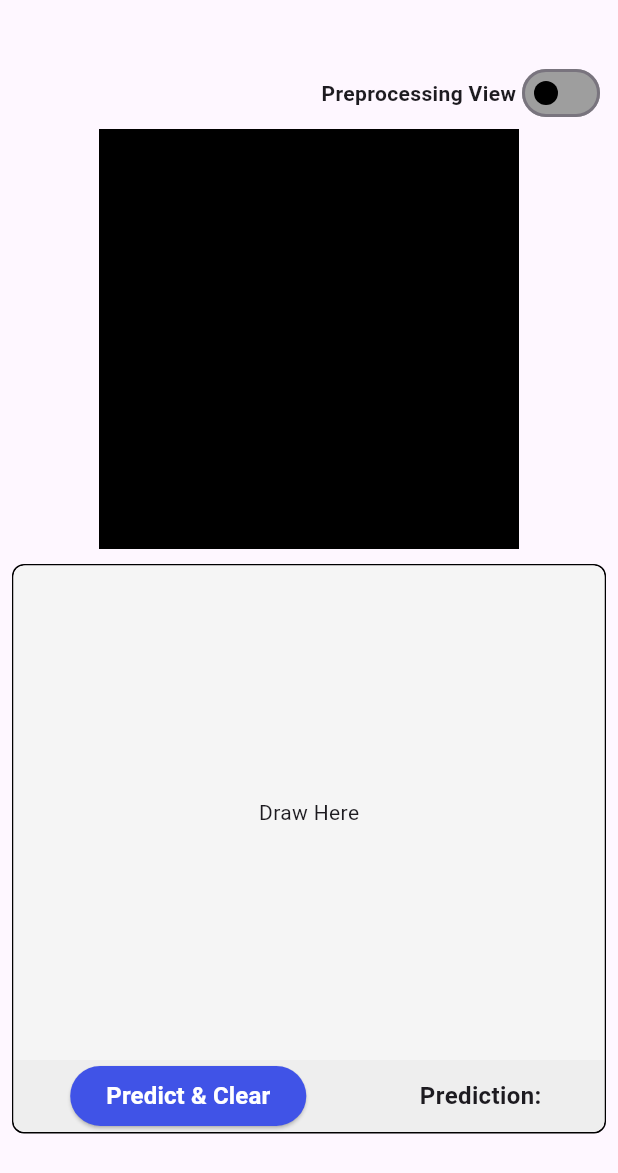
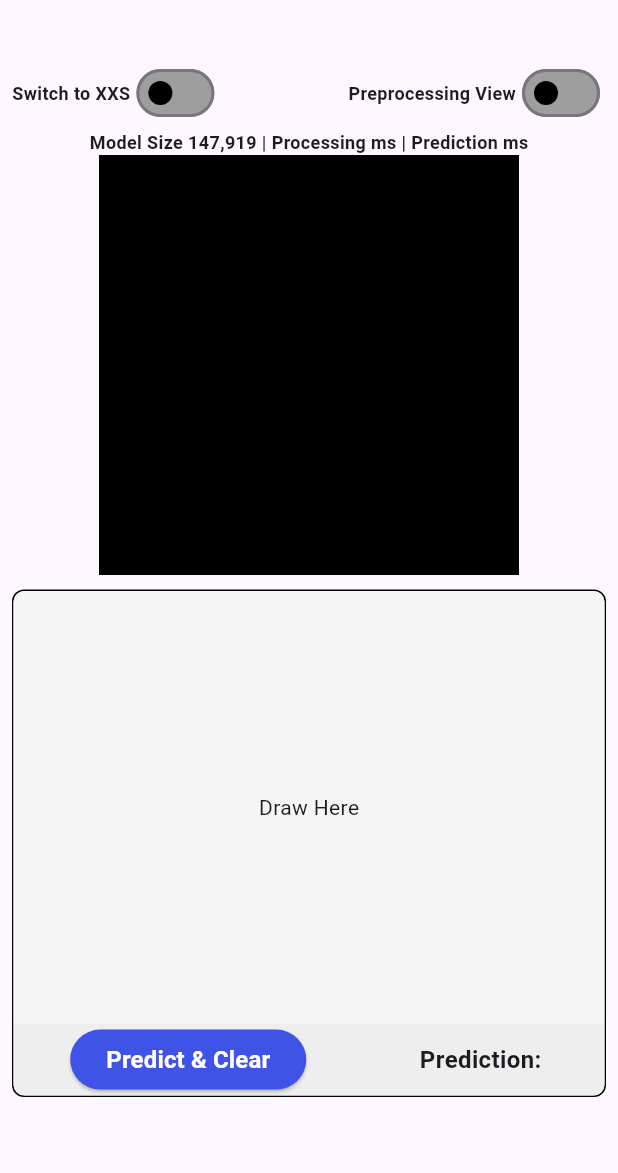
Before and after one commit to luhouyang/tflite_ocr, a Flutter app: the screen it shows after launch, on a phone screen of 412 x 824 dp. Shown: the top 1173 px of the screen. Run offline on Flutter 3.47's test engine with Material 3 defaults, Android fonts, the phone set to English and light mode, and no system bars; missing offline and left inert: tflite_flutter.

Commit message:
added xxs

```diff
--- a/lib/pages/drawing_pad.dart
+++ b/lib/pages/drawing_pad.dart
@@ -22,9 +22,13 @@ class _DrawingPadState extends State<DrawingPad> {
 
   final GlobalKey _repaintKey = GlobalKey();
 
+  bool _xxsModel = false;
+  List<String> modelPaths = ['assets/ocr_model_q.tflite', 'assets/quantized_model_xxs.tflite'];
+  String predictionTime = "";
+
   Future<String> predict(input) async {
-    final interpreter =
-        await tfl.Interpreter.fromAsset('assets/ocr_model_q.tflite');
+    // change model based on switch
+    final interpreter = await tfl.Interpreter.fromAsset(modelPaths[_xxsModel ? 1 : 0]);
 
     // List<List<List<List<double>>>> input = StaticData().input;
     List<String> classes = StaticData().classes;
@@ -37,8 +41,7 @@ class _DrawingPadState extends State<DrawingPad> {
     double maxValue = output[0][0];
 
     for (int i = 1; i < output[0].length; i++) {
-      maxValue =
-          math.max(maxValue, output[0][i]); // Use math.max for comparison
+      maxValue = math.max(maxValue, output[0][i]); // Use math.max for comparison
     }
 
     maxIndex = output[0].indexOf(maxValue);
@@ -49,8 +52,7 @@ class _DrawingPadState extends State<DrawingPad> {
   }
 
   // Convert the image to Uint8List
-  Uint8List imageBytes =
-      Uint8List.fromList(img.encodePng(img.Image(width: 28, height: 28)));
+  Uint8List imageBytes = Uint8List.fromList(img.encodePng(img.Image(width: 28, height: 28)));
 
   List<Uint8List> imageListBytes = [
     StaticData().uintImg28_28,
@@ -64,8 +66,11 @@ class _DrawingPadState extends State<DrawingPad> {
   ];
 
   bool _preprocessingView = false;
+  String processingTime = "";
 
   String predTxt = '';
+
+  Stopwatch stopwatch = Stopwatch()..start();
 
   Widget drawingBoard() {
     return SizedBox(
@@ -76,19 +81,14 @@ class _DrawingPadState extends State<DrawingPad> {
         child: GestureDetector(
           onPanUpdate: (details) {
             // check if in boundries
-            if ((details.localPosition.dx <=
-                        MediaQuery.of(context).size.width &&
-                    details.localPosition.dx >= 0) &&
-                (details.localPosition.dy <=
-                        MediaQuery.of(context).size.height * 0.4 &&
-                    details.localPosition.dy >= 0)) {
+            if ((details.localPosition.dx <= MediaQuery.of(context).size.width && details.localPosition.dx >= 0) &&
+                (details.localPosition.dy <= MediaQuery.of(context).size.height * 0.4 && details.localPosition.dy >= 0)) {
               if (points.isEmpty) {
                 setState(() => points.add(details.localPosition));
               } else {
                 if ((points.last - details.localPosition).distance > 30) {
                   setState(() {
-                    points
-                        .addAll([details.localPosition, details.localPosition]);
+                    points.addAll([details.localPosition, details.localPosition]);
                   });
                 } else {
                   setState(() => points.add(details.localPosition));
@@ -110,16 +110,46 @@ class _DrawingPadState extends State<DrawingPad> {
       children: [
         Row(
           mainAxisSize: MainAxisSize.max,
+          mainAxisAlignment: MainAxisAlignment.spaceBetween,
+          children: [
+            Row(
+              mainAxisSize: MainAxisSize.min,
+              mainAxisAlignment: MainAxisAlignment.start,
+              children: [
+                _xxsModel
+                    ? const Text(
+                        "Switch to Normal",
+                        style: TextStyle(fontWeight: ui.FontWeight.bold, fontSize: 12),
+                      )
+                    : const Text(
+                        "Switch to XXS",
+                        style: TextStyle(fontWeight: ui.FontWeight.bold, fontSize: 12),
+                      ),
+                Switch(
+                    value: _xxsModel,
+                    activeColor: const ui.Color.fromARGB(255, 64, 83, 231),
+                    activeTrackColor: Colors.blue[200],
+                    inactiveThumbColor: Colors.black,
+                    inactiveTrackColor: Colors.grey,
+                    onChanged: (bool value) {
+                      setState(() {
+                        _xxsModel = value;
+                      });
+                    }),
+              ],
+            ),
+            Row(
+              mainAxisSize: MainAxisSize.min,
               mainAxisAlignment: MainAxisAlignment.end,
               children: [
                 _preprocessingView
                     ? const Text(
                         "Output View",
-                    style: TextStyle(fontWeight: ui.FontWeight.bold),
+                        style: TextStyle(fontWeight: ui.FontWeight.bold, fontSize: 12),
                       )
                     : const Text(
                         "Preprocessing View",
-                    style: TextStyle(fontWeight: ui.FontWeight.bold),
+                        style: TextStyle(fontWeight: ui.FontWeight.bold, fontSize: 12),
                       ),
                 Switch(
                     value: _preprocessingView,
@@ -134,22 +164,22 @@ class _DrawingPadState extends State<DrawingPad> {
                     }),
               ],
             ),
+          ],
+        ),
+        Text(
+          "Model Size ${_xxsModel ? '13,871' : '147,919'} | Processing ${processingTime}ms | Prediction ${predictionTime}ms",
+          style: const TextStyle(fontWeight: ui.FontWeight.bold, fontSize: 12),
+        ),
         _preprocessingView
             ? Container(
-                decoration: BoxDecoration(
-                    color: Colors.grey,
-                    border: Border.all(color: Colors.black),
-                    borderRadius: BorderRadius.circular(8.0)),
+                decoration: BoxDecoration(color: Colors.grey, border: Border.all(color: Colors.black), borderRadius: BorderRadius.circular(8.0)),
                 height: MediaQuery.of(context).size.height * 0.3,
                 child: GridView.builder(
                   padding: const EdgeInsets.fromLTRB(5, 30, 5, 0),
                   shrinkWrap: true,
                   physics: const NeverScrollableScrollPhysics(),
                   itemCount: imageListBytes.length,
-                  gridDelegate: const SliverGridDelegateWithFixedCrossAxisCount(
-                      crossAxisSpacing: 2,
-                      mainAxisSpacing: 2,
-                      crossAxisCount: 4),
+                  gridDelegate: const SliverGridDelegateWithFixedCrossAxisCount(crossAxisSpacing: 2, mainAxisSpacing: 2, crossAxisCount: 4),
                   itemBuilder: (context, index) {
                     return Image.memory(
                       imageListBytes[index],
@@ -166,18 +196,13 @@ class _DrawingPadState extends State<DrawingPad> {
           height: 10,
         ),
         Container(
-          decoration: BoxDecoration(
-              borderRadius: BorderRadius.circular(8.0),
-              border: Border.all(color: Colors.black)),
+          decoration: BoxDecoration(borderRadius: BorderRadius.circular(8.0), border: Border.all(color: Colors.black)),
           child: Column(
             children: [
               Container(
                 decoration: BoxDecoration(
-                    color: Colors.grey[100],
-                    borderRadius: const BorderRadius.only(
-                        topLeft: Radius.circular(8.0),
-                        topRight: Radius.circular(8.0))),
-                height: MediaQuery.of(context).size.height * 0.4,
+                    color: Colors.grey[100], borderRadius: const BorderRadius.only(topLeft: Radius.circular(8.0), topRight: Radius.circular(8.0))),
+                height: MediaQuery.of(context).size.height * 0.35,
                 child: Stack(
                   children: [
                     Positioned(top: 0, left: 0, child: drawingBoard()),
@@ -191,28 +216,27 @@ class _DrawingPadState extends State<DrawingPad> {
               Container(
                 decoration: BoxDecoration(
                     color: Colors.grey[200],
-                    borderRadius: const BorderRadius.only(
-                        bottomLeft: Radius.circular(8.0),
-                        bottomRight: Radius.circular(8.0))),
+                    borderRadius: const BorderRadius.only(bottomLeft: Radius.circular(8.0), bottomRight: Radius.circular(8.0))),
                 child: Row(
                   mainAxisAlignment: MainAxisAlignment.spaceAround,
                   children: [
                     ElevatedButton(
-                      style: const ButtonStyle(
-                          backgroundColor: WidgetStatePropertyAll(
-                              ui.Color.fromARGB(255, 64, 83, 231))),
+                      style: const ButtonStyle(backgroundColor: WidgetStatePropertyAll(ui.Color.fromARGB(255, 64, 83, 231))),
                       onPressed: () async {
                         if (!_isRunning) {
+                          Duration t1 = stopwatch.elapsed;
                           _isRunning = true;
-                          img.Image processedImage =
-                              await _captureAndPreprocessImage();
-                          List<List<List<List<double>>>> imageArray =
-                              _convertToNormalizedArray(processedImage);
+                          img.Image processedImage = await _captureAndPreprocessImage();
+                          List<List<List<List<double>>>> imageArray = _convertToNormalizedArray(processedImage);
 
-                          imageBytes =
-                              Uint8List.fromList(img.encodePng(processedImage));
+                          imageBytes = Uint8List.fromList(img.encodePng(processedImage));
 
+                          Duration t2 = stopwatch.elapsed;
                           predTxt = await predict(imageArray);
+                          Duration t3 = stopwatch.elapsed;
+
+                          processingTime = (t2 - t1).inMilliseconds.toString();
+                          predictionTime = (t3 - t2).inMilliseconds.toString();
                           // You can now use `processedImage` as needed.
                           setState(() => points.clear());
                           _isRunning = false;
@@ -220,16 +244,12 @@ class _DrawingPadState extends State<DrawingPad> {
                       },
                       child: const Text(
                         'Predict & Clear',
-                        style: TextStyle(
-                            color: Colors.white,
-                            fontSize: 16,
-                            fontWeight: FontWeight.bold),
+                        style: TextStyle(color: Colors.white, fontSize: 16, fontWeight: FontWeight.bold),
                       ),
                     ),
                     Text(
                       "Prediction: $predTxt",
-                      style: const TextStyle(
-                          fontSize: 16, fontWeight: FontWeight.bold),
+                      style: const TextStyle(fontSize: 16, fontWeight: FontWeight.bold),
                     ),
                   ],
                 ),
@@ -243,8 +263,7 @@ class _DrawingPadState extends State<DrawingPad> {
 
   Future<img.Image> _captureAndPreprocessImage() async {
     // Capture the drawing as an image
-    RenderRepaintBoundary boundary =
-        _repaintKey.currentContext!.findRenderObject() as RenderRepaintBoundary;
+    RenderRepaintBoundary boundary = _repaintKey.currentContext!.findRenderObject() as RenderRepaintBoundary;
     ui.Image image = await boundary.toImage(pixelRatio: 3.0);
     ByteData? byteData = await image.toByteData(format: ui.ImageByteFormat.png);
     Uint8List pngBytes = byteData!.buffer.asUint8List();
@@ -273,18 +292,15 @@ class _DrawingPadState extends State<DrawingPad> {
     if (_preprocessingView) imageListBytes[4] = img.encodePng(squareImage);
 
     // Add a 2-pixel border
-    img.Image paddedImage = img.copyResize(squareImage,
-        width: squareImage.width + 4, height: squareImage.height + 4);
+    img.Image paddedImage = img.copyResize(squareImage, width: squareImage.width + 4, height: squareImage.height + 4);
     if (_preprocessingView) imageListBytes[5] = img.encodePng(paddedImage);
 
     // Resize to 28x28
-    img.Image resizedImage = img.copyResize(paddedImage,
-        width: 28, height: 28, interpolation: img.Interpolation.cubic);
+    img.Image resizedImage = img.copyResize(paddedImage, width: 28, height: 28, interpolation: img.Interpolation.cubic);
     if (_preprocessingView) imageListBytes[6] = img.encodePng(resizedImage);
 
     // Normalize to [0, 1]
-    img.Image finalImage =
-        img.adjustColor(resizedImage, contrast: 1.0, brightness: 1.0);
+    img.Image finalImage = img.adjustColor(resizedImage, contrast: 1.0, brightness: 1.0);
     if (_preprocessingView) imageListBytes[7] = img.encodePng(finalImage);
 
     // Convert the final image to a byte array
@@ -318,11 +334,7 @@ class _DrawingPadState extends State<DrawingPad> {
     List<int>? trimRect;
 
     trimRect ??= img.findTrim(image, mode: img.TrimMode.transparent);
-    final trimmed = img.copyCrop(image,
-        x: trimRect[0],
-        y: trimRect[1],
-        width: trimRect[2],
-        height: trimRect[3]);
+    final trimmed = img.copyCrop(image, x: trimRect[0], y: trimRect[1], width: trimRect[2], height: trimRect[3]);
 
     return trimmed;
   }
--- a/lib/pages/home_page.dart
+++ b/lib/pages/home_page.dart
@@ -36,8 +36,7 @@ class _HomePageState extends State<HomePage> {
                     height: 30,
                   ),
                   Container(
-                    decoration:
-                        BoxDecoration(borderRadius: BorderRadius.circular(8)),
+                    decoration: BoxDecoration(borderRadius: BorderRadius.circular(8)),
                     height: MediaQuery.of(context).size.height * 0.93,
                     child: const DrawingPad(),
                   ),
--- a/pubspec.yaml
+++ b/pubspec.yaml
@@ -25,3 +25,4 @@ flutter:
   assets:
     - assets/ocr_model.tflite
     - assets/ocr_model_q.tflite
+    - assets/quantized_model_xxs.tflite
```
Also changed, not shown: lib/static_data.dart (indentation only), 1 other file. Lines whose indentation alone changed are shown as unchanged.
